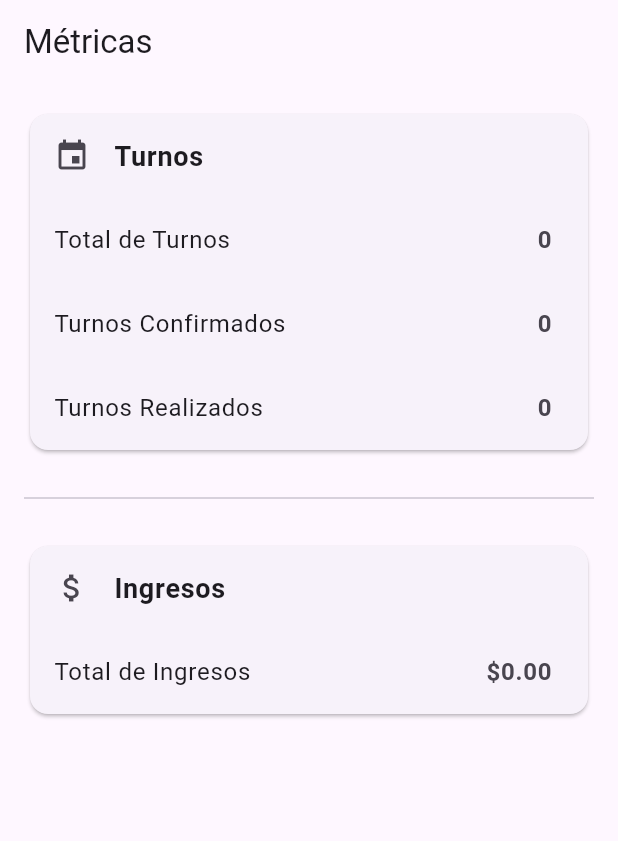
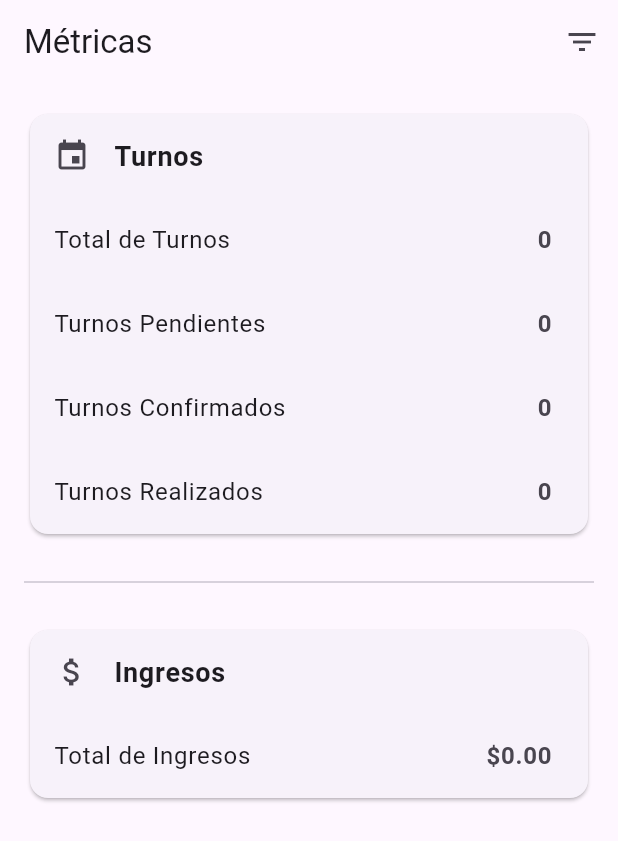
Before and after one commit to danielazim13/genespeluqueria, a Flutter app: the MetricasScreen screen opened by its route, on a phone screen of 412 x 824 dp. Shown: the top 841 px of the screen. Run offline on Flutter 3.47's test engine with Material 3 defaults, Android fonts, the phone set to English and light mode, and no system bars; our stand-ins replace cloud_firestore, firebase_auth, firebase_core, fl_chart, font_awesome_flutter, go_router; missing offline and left inert: d_chart; accounts and stored records are empty.

Commit message:
/admin/metricas: filtrado por fecha @julillamazares1

```diff
--- a/lib/screens/admin/metricas_screen.dart
+++ b/lib/screens/admin/metricas_screen.dart
@@ -1,10 +1,17 @@
 import 'package:flutter/material.dart';
 import 'package:cloud_firestore/cloud_firestore.dart';
 
-class MetricasScreen extends StatelessWidget {
+class MetricasScreen extends StatefulWidget {
   const MetricasScreen({super.key});
 
-  Future<Map<String, dynamic>> obtenerDatos() async {
+  @override
+  _MetricasScreenState createState() => _MetricasScreenState();
+}
+
+class _MetricasScreenState extends State<MetricasScreen> {
+  DateTimeRange? _selectedDateRange;
+
+  Future<Map<String, dynamic>> obtenerDatos({DateTimeRange? dateRange}) async {
     try {
       QuerySnapshot turnosSnapshot =
           await FirebaseFirestore.instance.collection('turns').get();
@@ -18,7 +25,8 @@ class MetricasScreen extends StatelessWidget {
       }
 
       // Mapear turnos
-      List<Map<String, dynamic>> turnosMapeados = turnosSnapshot.docs.map((turnoDoc) {
+      List<Map<String, dynamic>> turnosMapeados = turnosSnapshot.docs
+          .map((turnoDoc) {
             final turnoData = turnoDoc.data() as Map<String, dynamic>;
 
             List<String> nombresServicios = [];
@@ -28,18 +36,30 @@ class MetricasScreen extends StatelessWidget {
               }
             }
 
+            DateTime? ingreso = turnoData.containsKey('ingreso')
+                ? (turnoData['ingreso'] as Timestamp).toDate()
+                : null;
+
+            // Filtrar por rango de fechas si se especifica
+            if (dateRange != null && ingreso != null) {
+              if (ingreso.isBefore(dateRange.start) ||
+                  ingreso.isAfter(dateRange.end)) {
+                return null;
+              }
+            }
+
             return {
               'id': turnoDoc.id,
-          'ingreso': turnoData.containsKey('ingreso')
-              ? (turnoData['ingreso'] as Timestamp).toDate()
-              : null,
+              'ingreso': ingreso,
               'estado': turnoData['estado'] ?? '',
               'precio': (turnoData['precio'] ?? 0).toDouble(),
               'services': nombresServicios,
             };
-      }).toList();
+          })
+          .where((turno) => turno != null)
+          .cast<Map<String, dynamic>>()
+          .toList();
 
-      print(turnosMapeados);
       return {
         'turnos': turnosMapeados,
       };
@@ -50,14 +70,33 @@ class MetricasScreen extends StatelessWidget {
     }
   }
 
+  void _pickDateRange() async {
+    DateTimeRange? picked = await showDateRangePicker(
+      context: context,
+      firstDate: DateTime(2023),
+      lastDate: DateTime.now(),
+    );
+    if (picked != null && picked != _selectedDateRange) {
+      setState(() {
+        _selectedDateRange = picked;
+      });
+    }
+  }
+
   @override
   Widget build(BuildContext context) {
     return Scaffold(
       appBar: AppBar(
         title: const Text('Métricas'),
+        actions: [
+          IconButton(
+            icon: const Icon(Icons.filter_list),
+            onPressed: _pickDateRange,
+          ),
+        ],
       ),
       body: FutureBuilder<Map<String, dynamic>>(
-        future: obtenerDatos(),
+        future: obtenerDatos(dateRange: _selectedDateRange),
         builder: (context, snapshot) {
           if (snapshot.connectionState == ConnectionState.waiting) {
             return const Center(child: CircularProgressIndicator());
@@ -78,14 +117,30 @@ class MetricasScreen extends StatelessWidget {
                 icon: Icons.event,
                 title: 'Turnos',
                 metrics: [
-                  {'label': 'Total de Turnos', 'value': turnos.length.toString()},
+                  {
+                    'label': 'Total de Turnos',
+                    'value': turnos.length.toString()
+                  },
+                  {
+                    'label': 'Turnos Pendientes',
+                    'value': turnos
+                        .where((t) => t['estado'] == 'Pendiente')
+                        .length
+                        .toString()
+                  },
                   {
                     'label': 'Turnos Confirmados',
-                    'value': turnos.where((t) => t['estado'] == 'Confirmado').length.toString()
+                    'value': turnos
+                        .where((t) => t['estado'] == 'Confirmado')
+                        .length
+                        .toString()
                   },
                   {
                     'label': 'Turnos Realizados',
-                    'value': turnos.where((t) => t['estado'] == 'Realizado').length.toString()
+                    'value': turnos
+                        .where((t) => t['estado'] == 'Realizado')
+                        .length
+                        .toString()
                   },
                 ],
               ),
@@ -98,7 +153,8 @@ class MetricasScreen extends StatelessWidget {
                 metrics: [
                   {
                     'label': 'Total de Ingresos',
-                    'value': '\$${turnos.fold(0.0, (sum, turno) => sum + turno['precio']).toStringAsFixed(2)}'
+                    'value':
+                        '\$${turnos.fold(0.0, (sum, turno) => sum + turno['precio']).toStringAsFixed(2)}'
                   },
                 ],
               ),
@@ -121,7 +177,8 @@ class MetricasScreen extends StatelessWidget {
             leading: Icon(icon),
             title: Text(
               title,
-              style: const TextStyle(fontSize: 18.0, fontWeight: FontWeight.bold),
+              style:
+                  const TextStyle(fontSize: 18.0, fontWeight: FontWeight.bold),
             ),
           ),
           ...metrics.map(
@@ -129,7 +186,8 @@ class MetricasScreen extends StatelessWidget {
               title: Text(metric['label']!),
               trailing: Text(
                 metric['value']!,
-                style: const TextStyle(fontSize: 16.0, fontWeight: FontWeight.bold),
+                style: const TextStyle(
+                    fontSize: 16.0, fontWeight: FontWeight.bold),
               ),
             ),
           ),
```
Lines whose indentation alone changed are shown as unchanged.
